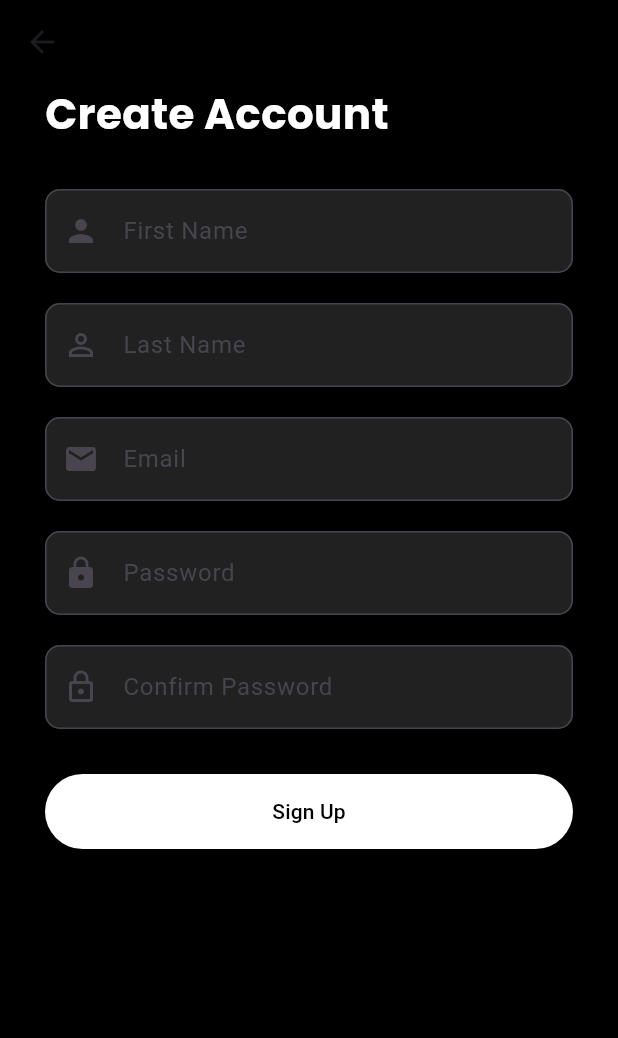
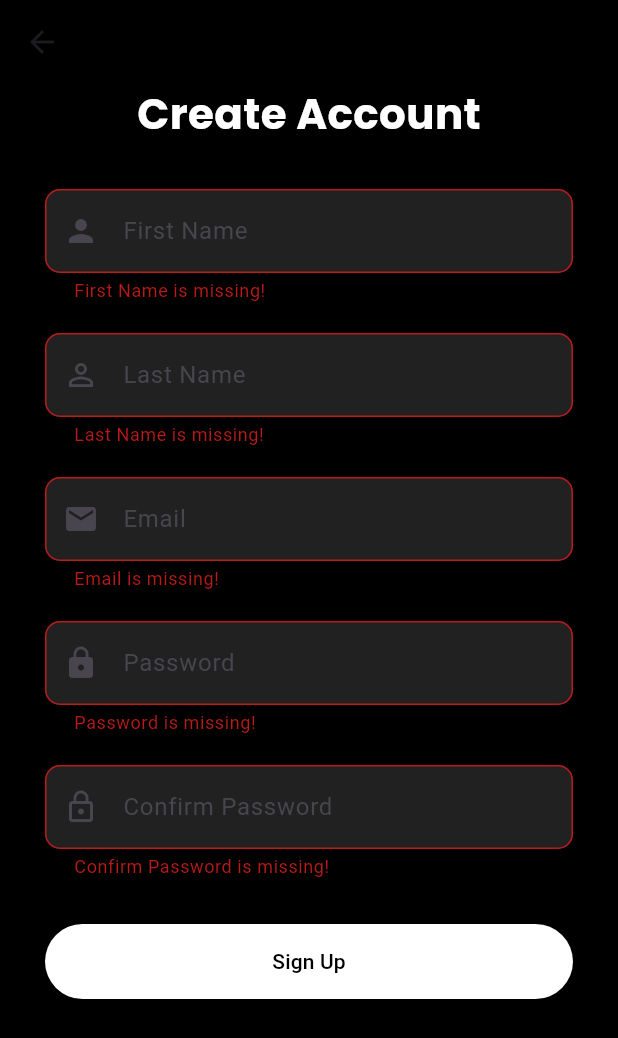
Before and after one commit to kartikkumarofficial/WanderIn, a Flutter app: the SignUpPage screen opened directly, after a tap on "Sign Up", on a phone screen of 412 x 824 dp. Shown: the top 1038 px of the screen. Run offline on Flutter 3.47's test engine with Material 3 defaults, Android fonts, the phone set to English and light mode, and no system bars; our stand-ins replace bloc, cached_network_image, carousel_slider, cloud_firestore, firebase_auth, firebase_core and 4 more; accounts and stored records are empty.

```diff
--- a/lib/presentation/bloc/login_bloc.dart
+++ b/lib/presentation/bloc/login_bloc.dart
@@ -6,6 +6,11 @@ class LoginBloc{
   final _loginEmail = BehaviorSubject<String>();
   final _loginPassword = BehaviorSubject<String>();
 
+  //Getters
+
+
+
+
   dispose(){
     _loginEmail.close();
     _loginPassword.close;
--- a/lib/presentation/screens/auth/SignUpScreen.dart
+++ b/lib/presentation/screens/auth/SignUpScreen.dart
@@ -1,31 +1,46 @@
 import 'package:flutter/material.dart';
 import 'package:google_fonts/google_fonts.dart';
-class SignUpPage extends StatelessWidget {
+import 'package:wanderin/presentation/widgets/text_field_box.dart';
+class SignUpPage extends StatefulWidget {
   const SignUpPage({super.key});
 
   @override
+  State<SignUpPage> createState() => _SignUpPageState();
+}
+
+class _SignUpPageState extends State<SignUpPage> {
+  final GlobalKey<FormState> formKey = GlobalKey<FormState>();
+  final emailController = TextEditingController();
+  final PasswordController = TextEditingController();
+  final NameController = TextEditingController();
+  final xController = TextEditingController();
+
+  @override
   Widget build(BuildContext context) {
+
     return Scaffold(
       backgroundColor: Colors.black,
       appBar: AppBar(backgroundColor: Colors.black),
       body: Padding(
         padding: const EdgeInsets.symmetric(horizontal: 30),
-        child: ListView(
+        child: Form(
+          key: formKey,
+          child: Column(
             children: [
               Text(
                 'Create Account',
                 style: GoogleFonts.poppins(fontSize: 28, fontWeight: FontWeight.bold, color: Colors.white),
               ),
               const SizedBox(height: 30),
-            buildTextField('First Name', Icons.person),
+              TextFieldBox('First Name', Icons.person),
               const SizedBox(height: 20),
-            buildTextField('Last Name', Icons.person_outline),
+              TextFieldBox('Last Name', Icons.person_outline),
               const SizedBox(height: 20),
-            buildTextField('Email', Icons.email),
+              TextFieldBox('Email', Icons.email),
               const SizedBox(height: 20),
-            buildTextField('Password', Icons.lock, isObscure: true),
+              TextFieldBox('Password', Icons.lock, isObscure: true),
               const SizedBox(height: 20),
-            buildTextField('Confirm Password', Icons.lock_outline, isObscure: true),
+              TextFieldBox('Confirm Password', Icons.lock_outline, isObscure: true),
               const SizedBox(height: 30),
               SizedBox(
                 width: double.infinity,
@@ -35,27 +50,17 @@ class SignUpPage extends StatelessWidget {
                     foregroundColor: Colors.black,
                     padding: const EdgeInsets.symmetric(vertical: 15),
                   ),
-                onPressed: () {},
+                  onPressed: () {
+                    if(formKey.currentState!.validate()){
+
+                    }
+                  },
                   child: const Text('Sign Up'),
                 ),
               ),
             ],
           ),
         ),
-    );
-  }
-
-  Widget buildTextField(String hint, IconData icon, {bool isObscure = false}) {
-    return TextField(
-      obscureText: isObscure,
-      decoration: InputDecoration(
-        filled: true,
-        fillColor: Colors.grey[900],
-        prefixIcon: Icon(icon),
-        hintText: hint,
-        border: OutlineInputBorder(
-          borderRadius: BorderRadius.circular(10),
-        ),
       ),
     );
   }
--- /dev/null
+++ b/lib/presentation/widgets/text_field_box.dart
@@ -0,0 +1,23 @@
+import 'package:flutter/material.dart';
+import 'package:bloc/bloc.dart';
+
+Widget TextFieldBox(String hint, IconData icon, {bool isObscure = false}) {
+  return TextFormField(
+    validator: (value){
+      if (value == null || value.isEmpty){
+        return " $hint is missing!";
+      }
+      return null;
+    },
+    obscureText: isObscure,
+    decoration: InputDecoration(
+      filled: true,
+      fillColor: Colors.grey[900],
+      prefixIcon: Icon(icon),
+      hintText: hint,
+      border: OutlineInputBorder(
+        borderRadius: BorderRadius.circular(10),
+      ),
+    ),
+  );
+}
```
Lines whose indentation alone changed are shown as unchanged.
